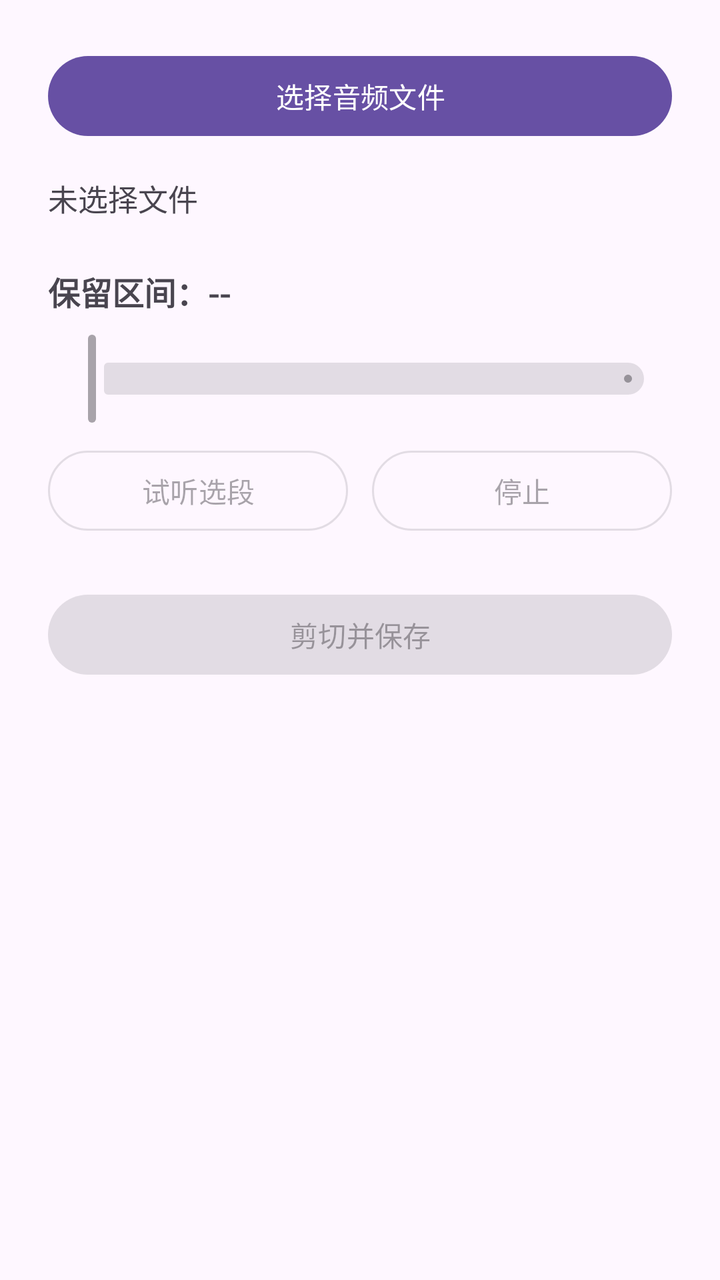
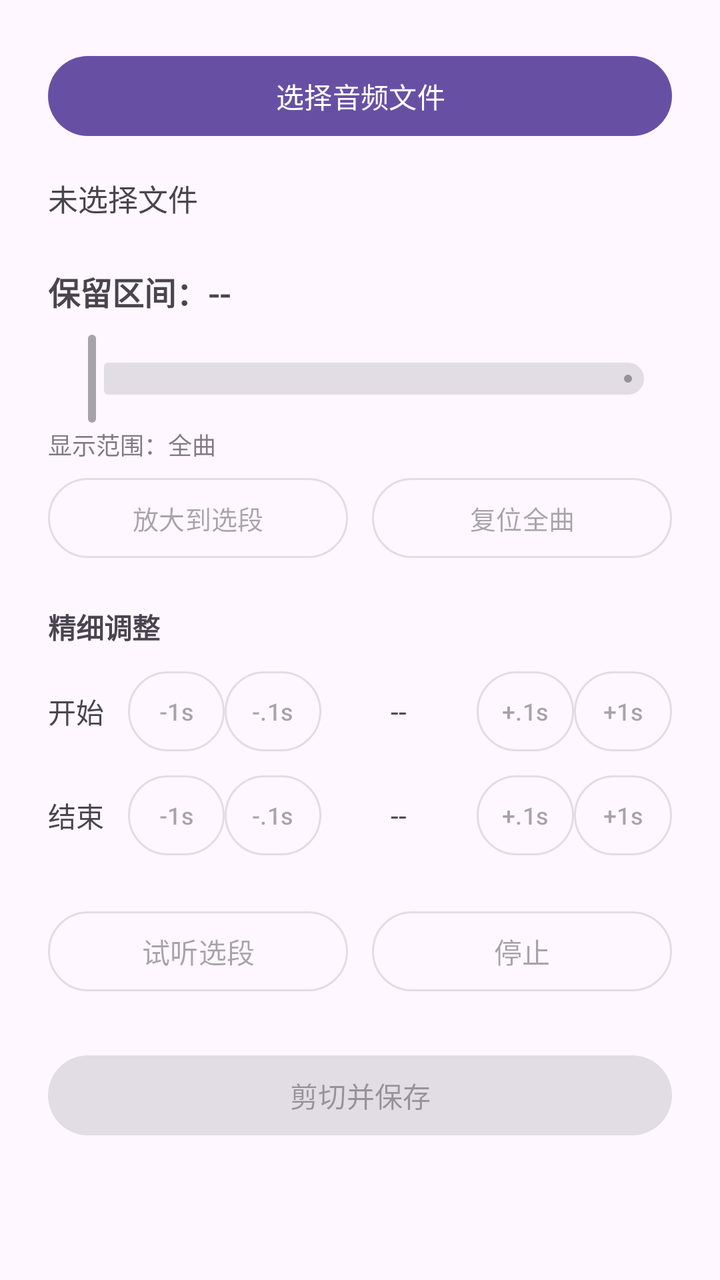

Before-and-after screenshots of an Android layout around one commit, followed by the original layout XML and the change that was made.
<!-- AndroidManifest.xml: application theme Theme.AudioCutter -->
<!-- res/layout/activity_main.xml -->
<?xml version="1.0" encoding="utf-8"?>
<ScrollView xmlns:android="http://schemas.android.com/apk/res/android"
    xmlns:app="http://schemas.android.com/apk/res-auto"
    android:layout_width="match_parent"
    android:layout_height="match_parent">

    <LinearLayout
        android:layout_width="match_parent"
        android:layout_height="wrap_content"
        android:orientation="vertical"
        android:padding="24dp">

        <com.google.android.material.button.MaterialButton
            android:id="@+id/btnPick"
            android:layout_width="match_parent"
            android:layout_height="wrap_content"
            android:text="选择音频文件" />

        <TextView
            android:id="@+id/tvFile"
            android:layout_width="match_parent"
            android:layout_height="wrap_content"
            android:layout_marginTop="16dp"
            android:text="未选择文件"
            android:textSize="15sp" />

        <TextView
            android:id="@+id/tvRange"
            android:layout_width="match_parent"
            android:layout_height="wrap_content"
            android:layout_marginTop="24dp"
            android:text="保留区间：--"
            android:textSize="16sp"
            android:textStyle="bold" />

        <com.google.android.material.slider.RangeSlider
            android:id="@+id/slider"
            android:layout_width="match_parent"
            android:layout_height="wrap_content"
            android:layout_marginTop="8dp"
            android:enabled="false"
            app:labelBehavior="gone"
            android:valueFrom="0.0"
            android:valueTo="1000.0"
            android:stepSize="0.0" />

        <LinearLayout
            android:layout_width="match_parent"
            android:layout_height="wrap_content"
            android:layout_marginTop="8dp"
            android:orientation="horizontal">

            <com.google.android.material.button.MaterialButton
                android:id="@+id/btnPlay"
                style="?attr/materialButtonOutlinedStyle"
                android:layout_width="0dp"
                android:layout_height="wrap_content"
                android:layout_weight="1"
                android:enabled="false"
                android:text="试听选段" />

            <Space
                android:layout_width="12dp"
                android:layout_height="wrap_content" />

            <com.google.android.material.button.MaterialButton
                android:id="@+id/btnStop"
                style="?attr/materialButtonOutlinedStyle"
                android:layout_width="0dp"
                android:layout_height="wrap_content"
                android:layout_weight="1"
                android:enabled="false"
                android:text="停止" />
        </LinearLayout>

        <com.google.android.material.button.MaterialButton
            android:id="@+id/btnCut"
            android:layout_width="match_parent"
            android:layout_height="wrap_content"
            android:layout_marginTop="24dp"
            android:enabled="false"
            android:text="剪切并保存" />

        <ProgressBar
            android:id="@+id/progress"
            style="?android:attr/progressBarStyleHorizontal"
            android:layout_width="match_parent"
            android:layout_height="wrap_content"
            android:layout_marginTop="16dp"
            android:max="100"
            android:visibility="gone" />

        <TextView
            android:id="@+id/tvStatus"
            android:layout_width="match_parent"
            android:layout_height="wrap_content"
            android:layout_marginTop="12dp"
            android:text=""
            android:textSize="14sp" />
    </LinearLayout>
</ScrollView>
<!-- resources referenced by this layout -->
<resources>
  <style name="Theme.AudioCutter" parent="Theme.Material3.DayNight.NoActionBar">
          <item name="colorPrimary">@color/purple500</item>
      </style>
  <color name="purple500">#6750A4</color>
</resources>

<!-- the commit's change to res/layout/activity_main.xml (unified diff, before → after) -->
@@ -44,10 +44,209 @@
             android:valueTo="1000.0"
             android:stepSize="0.0" />
 
+        <TextView
+            android:id="@+id/tvWindow"
+            android:layout_width="match_parent"
+            android:layout_height="wrap_content"
+            android:text="显示范围：全曲"
+            android:textSize="12sp"
+            android:alpha="0.7" />
+
         <LinearLayout
             android:layout_width="match_parent"
             android:layout_height="wrap_content"
+            android:layout_marginTop="4dp"
+            android:orientation="horizontal">
+
+            <com.google.android.material.button.MaterialButton
+                android:id="@+id/btnZoom"
+                style="?attr/materialButtonOutlinedStyle"
+                android:layout_width="0dp"
+                android:layout_height="wrap_content"
+                android:layout_weight="1"
+                android:enabled="false"
+                android:textSize="13sp"
+                android:text="放大到选段" />
+
+            <Space
+                android:layout_width="12dp"
+                android:layout_height="wrap_content" />
+
+            <com.google.android.material.button.MaterialButton
+                android:id="@+id/btnZoomReset"
+                style="?attr/materialButtonOutlinedStyle"
+                android:layout_width="0dp"
+                android:layout_height="wrap_content"
+                android:layout_weight="1"
+                android:enabled="false"
+                android:textSize="13sp"
+                android:text="复位全曲" />
+        </LinearLayout>
+
+        <TextView
+            android:layout_width="match_parent"
+            android:layout_height="wrap_content"
+            android:layout_marginTop="20dp"
+            android:text="精细调整"
+            android:textStyle="bold"
+            android:textSize="14sp" />
+
+        
+        <LinearLayout
+            android:layout_width="match_parent"
+            android:layout_height="wrap_content"
             android:layout_marginTop="8dp"
+            android:gravity="center_vertical"
+            android:orientation="horizontal">
+
+            <TextView
+                android:layout_width="40dp"
+                android:layout_height="wrap_content"
+                android:text="开始"
+                android:textSize="14sp" />
+
+            <com.google.android.material.button.MaterialButton
+                android:id="@+id/btnStartMinus1"
+                style="?attr/materialButtonOutlinedStyle"
+                android:layout_width="0dp"
+                android:layout_height="wrap_content"
+                android:layout_weight="1"
+                android:enabled="false"
+                android:insetLeft="0dp" android:insetRight="0dp"
+                android:paddingLeft="0dp" android:paddingRight="0dp"
+                android:minWidth="0dp"
+                android:textSize="12sp"
+                android:text="-1s" />
+
+            <com.google.android.material.button.MaterialButton
+                android:id="@+id/btnStartMinus01"
+                style="?attr/materialButtonOutlinedStyle"
+                android:layout_width="0dp"
+                android:layout_height="wrap_content"
+                android:layout_weight="1"
+                android:enabled="false"
+                android:insetLeft="0dp" android:insetRight="0dp"
+                android:paddingLeft="0dp" android:paddingRight="0dp"
+                android:minWidth="0dp"
+                android:textSize="12sp"
+                android:text="-.1s" />
+
+            <TextView
+                android:id="@+id/tvStart"
+                android:layout_width="0dp"
+                android:layout_height="wrap_content"
+                android:layout_weight="1.6"
+                android:gravity="center"
+                android:text="--"
+                android:textSize="14sp" />
+
+            <com.google.android.material.button.MaterialButton
+                android:id="@+id/btnStartPlus01"
+                style="?attr/materialButtonOutlinedStyle"
+                android:layout_width="0dp"
+                android:layout_height="wrap_content"
+                android:layout_weight="1"
+                android:enabled="false"
+                android:insetLeft="0dp" android:insetRight="0dp"
+                android:paddingLeft="0dp" android:paddingRight="0dp"
+                android:minWidth="0dp"
+                android:textSize="12sp"
+                android:text="+.1s" />
+
+            <com.google.android.material.button.MaterialButton
+                android:id="@+id/btnStartPlus1"
+                style="?attr/materialButtonOutlinedStyle"
+                android:layout_width="0dp"
+                android:layout_height="wrap_content"
+                android:layout_weight="1"
+                android:enabled="false"
+                android:insetLeft="0dp" android:insetRight="0dp"
+                android:paddingLeft="0dp" android:paddingRight="0dp"
+                android:minWidth="0dp"
+                android:textSize="12sp"
+                android:text="+1s" />
+        </LinearLayout>
+
+        
+        <LinearLayout
+            android:layout_width="match_parent"
+            android:layout_height="wrap_content"
+            android:layout_marginTop="4dp"
+            android:gravity="center_vertical"
+            android:orientation="horizontal">
+
+            <TextView
+                android:layout_width="40dp"
+                android:layout_height="wrap_content"
+                android:text="结束"
+                android:textSize="14sp" />
+
+            <com.google.android.material.button.MaterialButton
+                android:id="@+id/btnEndMinus1"
+                style="?attr/materialButtonOutlinedStyle"
+                android:layout_width="0dp"
+                android:layout_height="wrap_content"
+                android:layout_weight="1"
+                android:enabled="false"
+                android:insetLeft="0dp" android:insetRight="0dp"
+                android:paddingLeft="0dp" android:paddingRight="0dp"
+                android:minWidth="0dp"
+                android:textSize="12sp"
+                android:text="-1s" />
+
+            <com.google.android.material.button.MaterialButton
+                android:id="@+id/btnEndMinus01"
+                style="?attr/materialButtonOutlinedStyle"
+                android:layout_width="0dp"
+                android:layout_height="wrap_content"
+                android:layout_weight="1"
+                android:enabled="false"
+                android:insetLeft="0dp" android:insetRight="0dp"
+                android:paddingLeft="0dp" android:paddingRight="0dp"
+                android:minWidth="0dp"
+                android:textSize="12sp"
+                android:text="-.1s" />
+
+            <TextView
+                android:id="@+id/tvEnd"
+                android:layout_width="0dp"
+                android:layout_height="wrap_content"
+                android:layout_weight="1.6"
+                android:gravity="center"
+                android:text="--"
+                android:textSize="14sp" />
+
+            <com.google.android.material.button.MaterialButton
+                android:id="@+id/btnEndPlus01"
+                style="?attr/materialButtonOutlinedStyle"
+                android:layout_width="0dp"
+                android:layout_height="wrap_content"
+                android:layout_weight="1"
+                android:enabled="false"
+                android:insetLeft="0dp" android:insetRight="0dp"
+                android:paddingLeft="0dp" android:paddingRight="0dp"
+                android:minWidth="0dp"
+                android:textSize="12sp"
+                android:text="+.1s" />
+
+            <com.google.android.material.button.MaterialButton
+                android:id="@+id/btnEndPlus1"
+                style="?attr/materialButtonOutlinedStyle"
+                android:layout_width="0dp"
+                android:layout_height="wrap_content"
+                android:layout_weight="1"
+                android:enabled="false"
+                android:insetLeft="0dp" android:insetRight="0dp"
+                android:paddingLeft="0dp" android:paddingRight="0dp"
+                android:minWidth="0dp"
+                android:textSize="12sp"
+                android:text="+1s" />
+        </LinearLayout>
+
+        <LinearLayout
+            android:layout_width="match_parent"
+            android:layout_height="wrap_content"
+            android:layout_marginTop="20dp"
             android:orientation="horizontal">
 
             <com.google.android.material.button.MaterialButton
